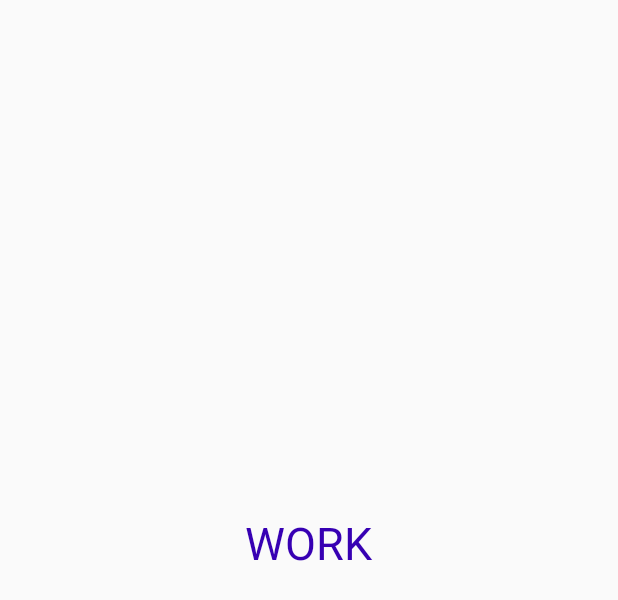
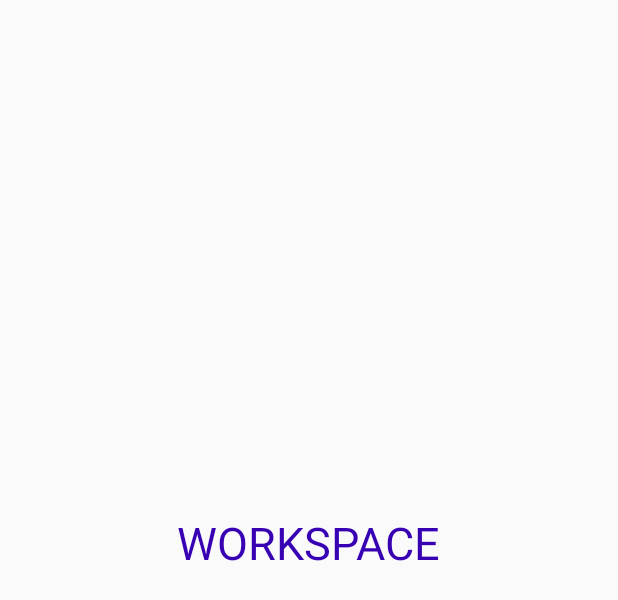
Before and after one commit to HyperL0gL0g/tractive, an Android app: the layout activity_workspace.xml on its own in the app's theme, with its tools: preview values and no code run, on a phone screen of 412 x 824 dp. Shown: the top 600 px of the screen. Run offline under Robolectric (Android 15) with nearby library versions, the light colour scheme and no system bars.

Commit message:
minor bug fixes

```diff
--- a/app/src/main/res/layout/activity_workspace.xml
+++ b/app/src/main/res/layout/activity_workspace.xml
@@ -10,7 +10,7 @@
         android:id="@+id/textView3"
         android:layout_width="394dp"
         android:layout_height="70dp"
-        android:text="WORK"
+        android:text="WORKSPACE"
         android:textAlignment="center"
         android:textColor="@color/colorPrimaryDark"
         android:textSize="30dp"
```
Also changed, not shown: app/src/main/java/com/example/realtime_tracking/admin_login.java (+25 -3 lines).
